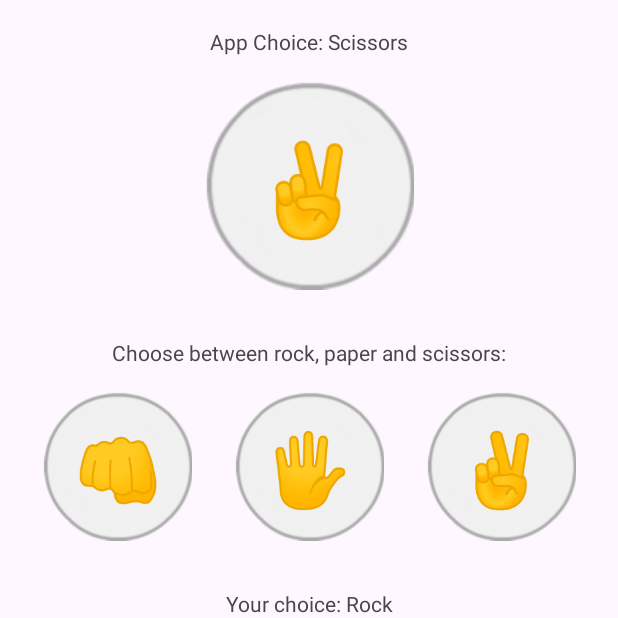
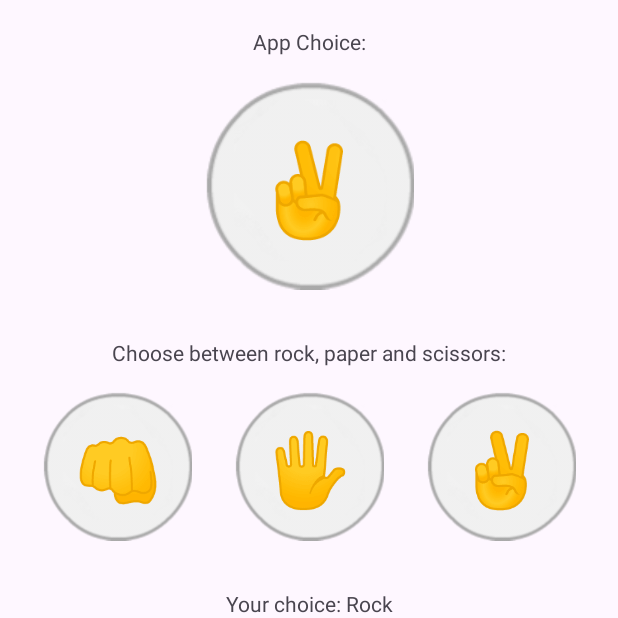
Before and after one commit to muriloonunes/RockPaperScissors, an Android app: the screen it shows after launch (MainActivity), after a tap on an icon or button, on a phone screen of 412 x 824 dp, the top half of it. Run offline under Robolectric (Android 15) with nearby library versions, the phone set to English and light mode, and no system bars; 1 statement that could not run was skipped.

Commit message:
updated strings

```diff
--- a/app/src/main/res/values/strings.xml
+++ b/app/src/main/res/values/strings.xml
@@ -1,15 +1,12 @@
 <resources>
     <string name="app_name">RockPaperScissors</string>
     <string name="app_choice">App Choice:</string>
-    <string name="app_choice_rock">App Choice: Rock</string>
-    <string name="app_choice_paper">App Choice: Paper</string>
-    <string name="app_choice_scissors">App Choice: Scissors</string>
     <string name="user_choice">Choose between rock, paper and scissors:</string>
     <string name="rock">👊</string>
     <string name="rock_text">Rock</string>
     <string name="paper">🖐️</string>
     <string name="paper_text">Paper️</string>
-    <string name="scissors">✌️️</string>
+    <string name="scissors">✌️</string>
     <string name="scissors_text">Scissorss</string>
     <string name="you_lost">You lost! ☹️</string>
     <string name="you_won">You won! 🥳</string>
```
Also changed, not shown: 1 other file.
